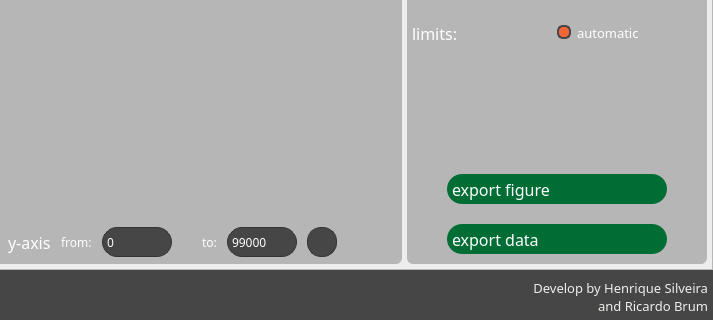
First picture: the form in Forms/graph.ui, repository henriquealende/PsychoBox, before the edit; both pictures show x 403 to 1116 and y 345 to 665 of the 1116 by 665 pixel window.
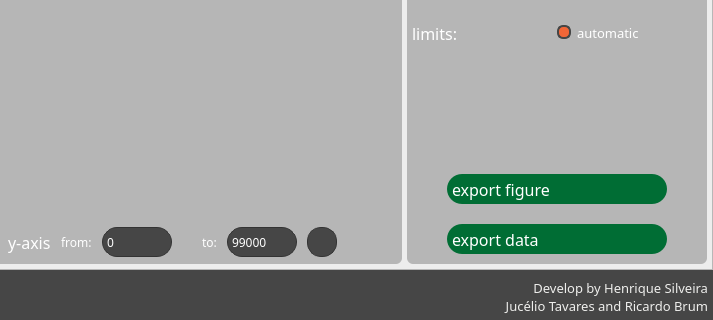
Second picture: the form after the edit. Icons and pictures are not drawn.

```diff
--- a/Forms/graph.ui
+++ b/Forms/graph.ui
@@ -1884,7 +1884,7 @@
         </property>
         <property name="text">
          <string>Develop by Henrique Silveira
- and Ricardo Brum</string>
+Jucélio Tavares and Ricardo Brum</string>
         </property>
         <property name="alignment">
          <set>Qt::AlignBottom|Qt::AlignRight|Qt::AlignTrailing</set>
```
Left out of the diff: 6 changed lines with no effect on the pictures.
